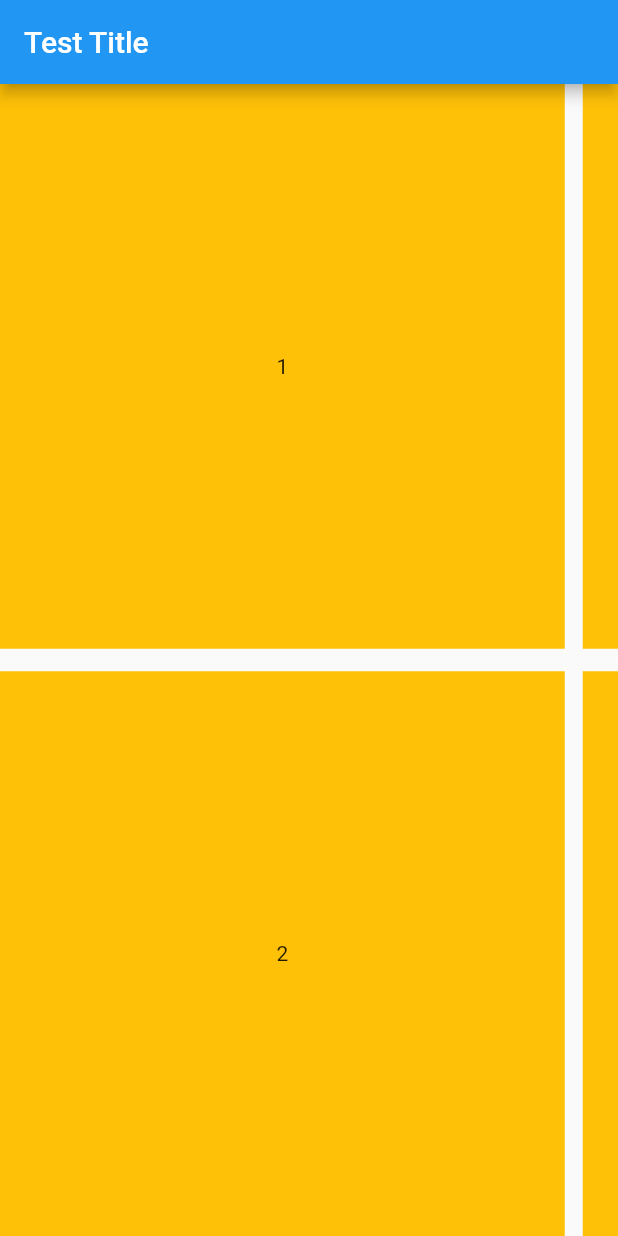
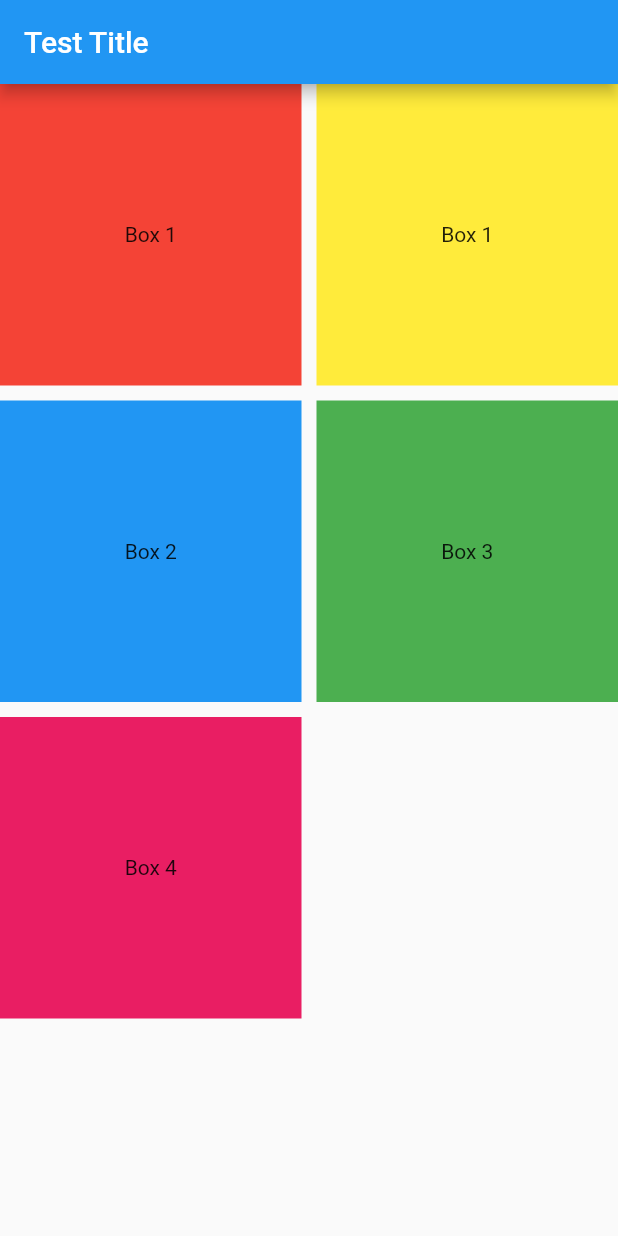
Before and after one commit to sunjom/Baobab_AppFront, a Flutter app: the screen it shows after launch, on a phone screen of 412 x 824 dp. Run offline on Flutter 3.47's test engine with Material 3 defaults, Android fonts, the phone set to English and light mode, and no system bars.

Commit message:
[FE] GridView.builder 실습

```diff
--- a/code/lib/main.dart
+++ b/code/lib/main.dart
@@ -31,6 +31,29 @@ class MyHomePage extends StatefulWidget {
 
 class _MyHomePageState extends State<MyHomePage> {
 
+  final postList = [
+    {
+      "number":"1",
+      "color":Colors.red,
+    },
+    {
+      "number":"1",
+      "color":Colors.yellow,
+    },
+    {
+      "number":"2",
+      "color":Colors.blue,
+    },
+    {
+      "number":"3",
+      "color":Colors.green,
+    },
+    {
+      "number":"4",
+      "color":Colors.pink,
+    },
+  ];
+
   @override
   Widget build(BuildContext context) {
     return Scaffold(
@@ -38,25 +61,19 @@ class _MyHomePageState extends State<MyHomePage> {
         title:const Text("Test Title"),
       ),
       //crossAxisCount => 한행에 존재할 수 있는 값의 수, crossAxisSpacing: gap-x, mainAxisSpacing: gap-y
-      body: GridView(
-        scrollDirection: Axis.horizontal,
-        gridDelegate:const SliverGridDelegateWithFixedCrossAxisCount(crossAxisCount: 2, crossAxisSpacing: 15.0,mainAxisSpacing: 12.0),
-      children: [
-        postContainer(text:'1'),
-        postContainer(text:'2'),
-        postContainer(text:'3'),
-        postContainer(text:'4'),
-      ],
-      )
+      body: GridView.builder(gridDelegate:const SliverGridDelegateWithFixedCrossAxisCount(crossAxisCount: 2, crossAxisSpacing: 10, mainAxisSpacing: 10),
+      itemCount: postList.length, itemBuilder: (BuildContext con,int index){
+        return postContainer(number:postList[index]["number"] as String, color:postList[index]['color']as Color);
+      }),
     );
   }
 
-  Container postContainer({String text=""}) {
+  Container postContainer({String number="123", Color color=Colors.black}) {
     return Container(
         height: 200,
-        color:Colors.amber,
+        color:color,
         //Text Center로 보내는 함수
-        child: Center(child: Text(text)),
+        child: Center(child: Text("Box $number")),
       );
   }
 }
```
